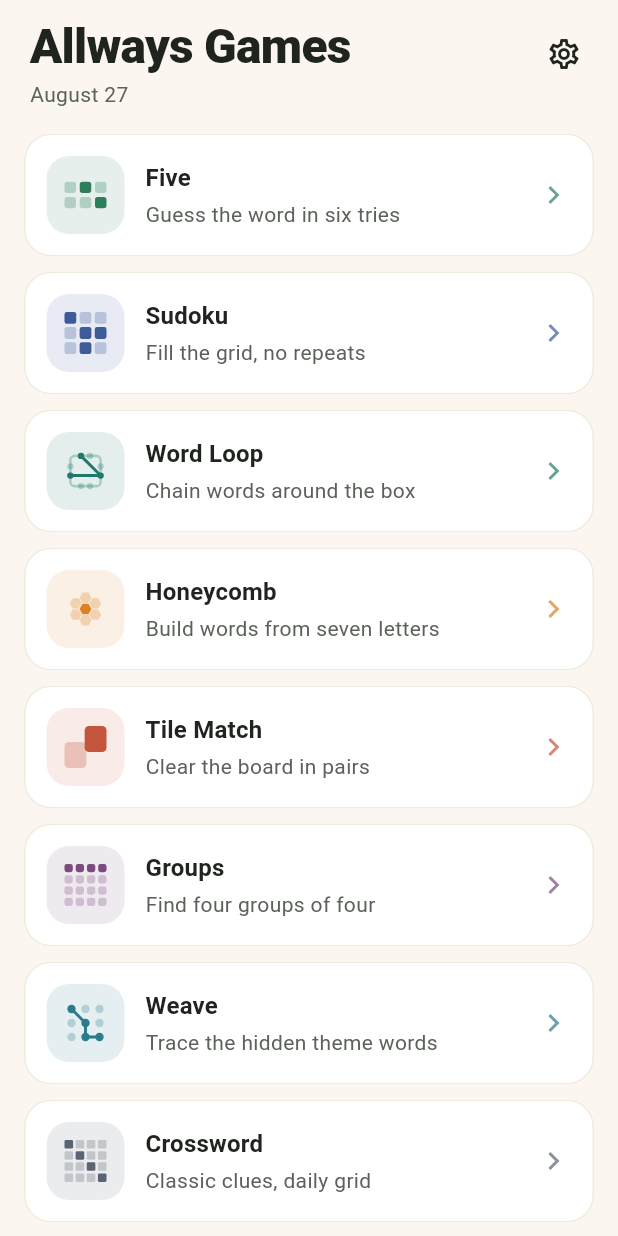
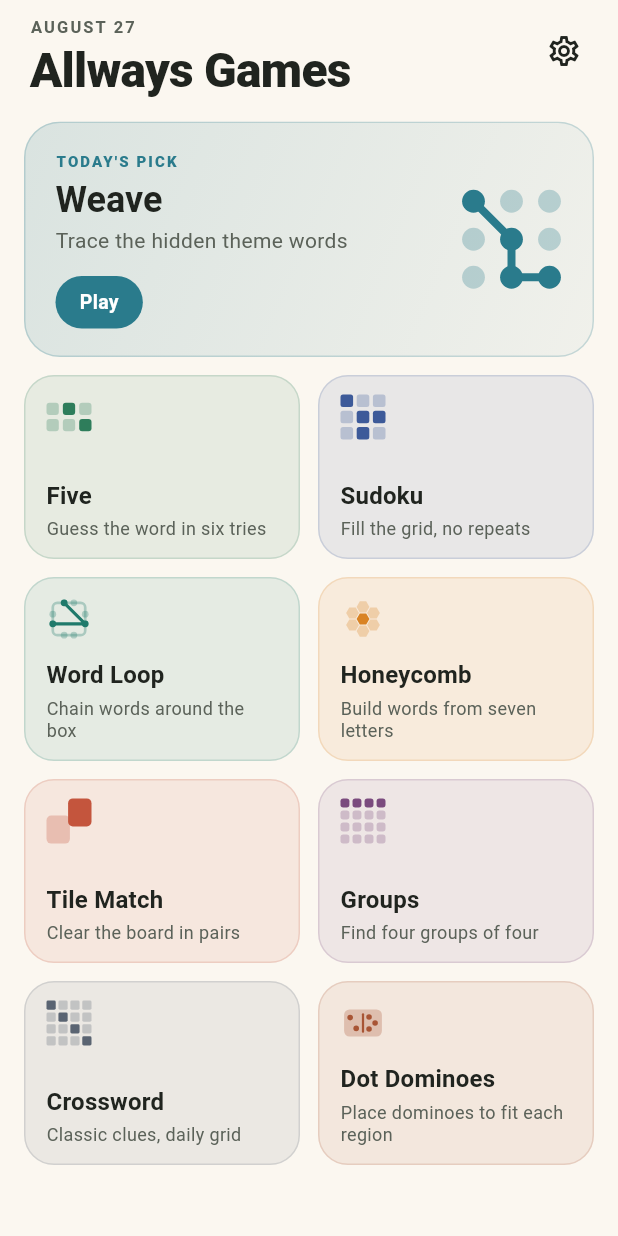
Before and after one commit to avirusai1/allways-games, a Flutter app: the screen it shows after launch, on a phone screen of 412 x 824 dp. Run offline on Flutter 3.47's test engine with Material 3 defaults, Android fonts, the phone set to English and light mode, and no system bars; our stand-ins replace flutter_riverpod, google_mobile_ads, in_app_purchase, isar_community, share_plus, shared_preferences; accounts and stored records are empty; generated files the repository leaves out were written again; network calls fail; project files that could hold a hidden picture were left out.

Commit message:
Lift the keyboard off the gesture bar, and rebuild the hub as a bento
The on-screen keyboard sat 8px from the bottom, which put the ENTER row
directly on the system gesture bar: awkward to hit, and easy to turn into
a back-swipe by accident. It now clears the bar by 22px and the keys grew
from 44 to 48 high. Fixed in the shared widget, so Five and Crossword both
get it.

The hub was a list of white rows, which reads as a settings screen rather
than somewhere you go to play. Replaced with a bento:

- One game takes a wide card as the day's opener, with its glyph at 76px
  where it works as an image rather than an icon. The slot rotates by
  date, so the hub is not identical every morning and every game gets a
  turn at the top.
- The rest sit in a two-column mosaic, each washed in its own accent
  rather than white, so the board reads as nine distinct games instead of
  nine entries.
- Cards are proportioned to their content: all nine now fit on one screen
  where the list showed seven and the original grid showed four.

298 tests passing; both changes checked on device.

Co-Authored-By: Claude Opus 5 <noreply@anthropic.com>

```diff
--- a/lib/hub/home_screen.dart
+++ b/lib/hub/home_screen.dart
@@ -23,6 +23,13 @@ const List<String> _monthNames = [
 String _todayLabel(DateTime date) =>
     '${_monthNames[date.month - 1]} ${date.day}';
 
+/// The hub.
+///
+/// A plain list of rows read as a settings screen rather than somewhere
+/// you go to play. This is a bento instead: one game gets a wide card as
+/// the day's opener, the rest sit in a two-column mosaic, and every tile
+/// is washed in its own colour so the board reads as nine distinct games
+/// rather than nine entries.
 class HomeScreen extends StatelessWidget {
   const HomeScreen({super.key});
 
@@ -31,47 +38,65 @@ class HomeScreen extends StatelessWidget {
     final playable = gameCatalog.where((g) => g.enabled).toList();
     final upcoming = gameCatalog.where((g) => !g.enabled).toList();
 
+    // The featured slot rotates by date, so the hub is not identical
+    // every morning and every game gets its turn at the top.
+    final today = DateTime.now();
+    final featured = playable.isEmpty
+        ? null
+        : playable[today.difference(DateTime(2024)).inDays % playable.length];
+    final rest = playable.where((g) => g != featured).toList();
+
     return Scaffold(
       bottomNavigationBar: const SafeArea(child: BannerAdSlot()),
       body: SafeArea(
         child: CustomScrollView(
           slivers: [
             const SliverToBoxAdapter(child: _Header()),
+            if (featured != null)
               SliverPadding(
-              padding: const EdgeInsets.fromLTRB(16, 4, 16, 8),
-              sliver: SliverList.separated(
-                itemCount: playable.length,
-                separatorBuilder: (_, _) => const SizedBox(height: 10),
-                itemBuilder: (context, index) => _GameTile(
-                  entry: playable[index],
-                  onTap: () => _openGame(context, playable[index].id),
-                ),
-              ),
-            ),
-            if (upcoming.isNotEmpty) ...[
-              SliverPadding(
-                padding: const EdgeInsets.fromLTRB(20, 12, 20, 8),
+                padding: const EdgeInsets.fromLTRB(16, 0, 16, 12),
                 sliver: SliverToBoxAdapter(
-                  child: Text(
-                    'COMING SOON',
-                    style: Theme.of(context).textTheme.bodyMedium?.copyWith(
-                          letterSpacing: 1.2,
-                          fontWeight: FontWeight.w700,
-                          fontSize: 11,
-                        ),
+                  child: _FeaturedCard(
+                    entry: featured,
+                    onTap: () => _openGame(context, featured.id),
                   ),
                 ),
               ),
             SliverPadding(
-                padding: const EdgeInsets.fromLTRB(16, 0, 16, 20),
-                sliver: SliverList.separated(
-                  itemCount: upcoming.length,
-                  separatorBuilder: (_, _) => const SizedBox(height: 10),
-                  itemBuilder: (context, index) =>
-                      _GameTile(entry: upcoming[index], onTap: null),
+              padding: const EdgeInsets.fromLTRB(16, 0, 16, 8),
+              sliver: SliverGrid(
+                gridDelegate: const SliverGridDelegateWithFixedCrossAxisCount(
+                  crossAxisCount: 2,
+                  mainAxisSpacing: 12,
+                  crossAxisSpacing: 12,
+                  childAspectRatio: 1.5,
+                ),
+                delegate: SliverChildBuilderDelegate(
+                  (context, index) => _GameCard(
+                    entry: rest[index],
+                    onTap: () => _openGame(context, rest[index].id),
+                  ),
+                  childCount: rest.length,
                 ),
               ),
-            ],
+            ),
+            if (upcoming.isNotEmpty)
+              SliverPadding(
+                padding: const EdgeInsets.fromLTRB(16, 8, 16, 20),
+                sliver: SliverGrid(
+                  gridDelegate: const SliverGridDelegateWithFixedCrossAxisCount(
+                    crossAxisCount: 2,
+                    mainAxisSpacing: 12,
+                    crossAxisSpacing: 12,
+                    childAspectRatio: 1.5,
+                  ),
+                  delegate: SliverChildBuilderDelegate(
+                    (context, index) =>
+                        _GameCard(entry: upcoming[index], onTap: null),
+                    childCount: upcoming.length,
+                  ),
+                ),
+              ),
           ],
         ),
       ),
@@ -85,7 +110,7 @@ class _Header extends StatelessWidget {
   @override
   Widget build(BuildContext context) {
     return Padding(
-      padding: const EdgeInsets.fromLTRB(20, 12, 12, 12),
+      padding: const EdgeInsets.fromLTRB(20, 10, 12, 14),
       child: Row(
         crossAxisAlignment: CrossAxisAlignment.start,
         children: [
@@ -94,13 +119,17 @@ class _Header extends StatelessWidget {
               crossAxisAlignment: CrossAxisAlignment.start,
               children: [
                 Text(
-                  'Allways Games',
-                  style: Theme.of(context).textTheme.displaySmall,
+                  _todayLabel(DateTime.now()).toUpperCase(),
+                  style: Theme.of(context).textTheme.bodyMedium?.copyWith(
+                        fontSize: 11,
+                        letterSpacing: 1.4,
+                        fontWeight: FontWeight.w700,
+                      ),
                 ),
                 const SizedBox(height: 2),
                 Text(
-                  _todayLabel(DateTime.now()),
-                  style: Theme.of(context).textTheme.bodyMedium,
+                  'Allways Games',
+                  style: Theme.of(context).textTheme.displaySmall,
                 ),
               ],
             ),
@@ -135,13 +164,104 @@ void _openGame(BuildContext context, String gameId) {
   Navigator.of(context).push(MaterialPageRoute(builder: (_) => screen));
 }
 
-/// One game, as a row rather than a card in a grid.
-///
-/// The grid of tall cards wasted most of its height on empty space below
-/// two lines of text. A row sizes itself to its content, fits more games
-/// on screen at once, and gives the tagline room to sit on one line.
-class _GameTile extends StatelessWidget {
-  const _GameTile({required this.entry, required this.onTap});
+/// The day's opener: full width, its glyph big enough to be an image
+/// rather than an icon.
+class _FeaturedCard extends StatelessWidget {
+  const _FeaturedCard({required this.entry, required this.onTap});
+
+  final GameCatalogEntry entry;
+  final VoidCallback onTap;
+
+  @override
+  Widget build(BuildContext context) {
+    final accent = entry.accent;
+
+    return Material(
+      color: Colors.transparent,
+      borderRadius: BorderRadius.circular(24),
+      child: InkWell(
+        borderRadius: BorderRadius.circular(24),
+        onTap: onTap,
+        child: Ink(
+          decoration: BoxDecoration(
+            borderRadius: BorderRadius.circular(24),
+            gradient: LinearGradient(
+              begin: Alignment.topLeft,
+              end: Alignment.bottomRight,
+              colors: [
+                accent.withValues(alpha: 0.16),
+                accent.withValues(alpha: 0.05),
+              ],
+            ),
+            border: Border.all(color: accent.withValues(alpha: 0.22)),
+          ),
+          child: Padding(
+            padding: const EdgeInsets.fromLTRB(20, 18, 16, 18),
+            child: Row(
+              children: [
+                Expanded(
+                  child: Column(
+                    crossAxisAlignment: CrossAxisAlignment.start,
+                    mainAxisSize: MainAxisSize.min,
+                    children: [
+                      Text(
+                        "TODAY'S PICK",
+                        style: Theme.of(context).textTheme.bodyMedium?.copyWith(
+                              fontSize: 10,
+                              letterSpacing: 1.4,
+                              fontWeight: FontWeight.w800,
+                              color: accent,
+                            ),
+                      ),
+                      const SizedBox(height: 6),
+                      Text(
+                        entry.displayName,
+                        style: Theme.of(context)
+                            .textTheme
+                            .headlineMedium
+                            ?.copyWith(height: 1.1),
+                      ),
+                      const SizedBox(height: 4),
+                      Text(
+                        entry.tagline,
+                        style: Theme.of(context).textTheme.bodyMedium,
+                      ),
+                      const SizedBox(height: 14),
+                      Container(
+                        padding: const EdgeInsets.symmetric(
+                          horizontal: 16,
+                          vertical: 8,
+                        ),
+                        decoration: BoxDecoration(
+                          color: accent,
+                          borderRadius: BorderRadius.circular(30),
+                        ),
+                        child: const Text(
+                          'Play',
+                          style: TextStyle(
+                            color: Colors.white,
+                            fontWeight: FontWeight.w700,
+                            fontSize: 13,
+                          ),
+                        ),
+                      ),
+                    ],
+                  ),
+                ),
+                const SizedBox(width: 12),
+                GameGlyph(gameId: entry.id, colour: accent, size: 76),
+              ],
+            ),
+          ),
+        ),
+      ),
+    );
+  }
+}
+
+/// One game in the mosaic.
+class _GameCard extends StatelessWidget {
+  const _GameCard({required this.entry, required this.onTap});
 
   final GameCatalogEntry entry;
   final VoidCallback? onTap;
@@ -152,76 +272,64 @@ class _GameTile extends StatelessWidget {
     final accent = entry.accent;
 
     return Material(
-      color: AppColors.surface,
-      borderRadius: BorderRadius.circular(18),
+      color: Colors.transparent,
+      borderRadius: BorderRadius.circular(20),
       child: InkWell(
-        borderRadius: BorderRadius.circular(18),
+        borderRadius: BorderRadius.circular(20),
         onTap: onTap,
         child: Ink(
           decoration: BoxDecoration(
-            borderRadius: BorderRadius.circular(18),
-            border: Border.all(color: AppColors.surfaceAlt),
+            color: accent.withValues(alpha: enabled ? 0.10 : 0.05),
+            borderRadius: BorderRadius.circular(20),
+            border: Border.all(
+              color: accent.withValues(alpha: enabled ? 0.18 : 0.10),
+            ),
           ),
           child: Padding(
-            padding: const EdgeInsets.all(14),
-            child: Row(
+            padding: const EdgeInsets.fromLTRB(14, 12, 14, 12),
+            child: Column(
+              crossAxisAlignment: CrossAxisAlignment.start,
               children: [
-                Container(
-                  width: 52,
-                  height: 52,
-                  decoration: BoxDecoration(
-                    // A wash of the game's own colour, so each tile carries
-                    // its identity without shouting.
-                    color: accent.withValues(alpha: enabled ? 0.12 : 0.07),
-                    borderRadius: BorderRadius.circular(15),
+                Row(
+                  crossAxisAlignment: CrossAxisAlignment.start,
+                  children: [
+                    GameGlyph(
+                      gameId: entry.id,
+                      colour: enabled ? accent : accent.withValues(alpha: 0.45),
+                      size: 30,
                     ),
-                  child: Center(
-                    child: GameGlyph(
-                      gameId: entry.id,
-                      colour:
-                          enabled ? accent : accent.withValues(alpha: 0.45),
-                      size: 28,
+                    const Spacer(),
+                    if (!enabled)
+                      Text(
+                        'SOON',
+                        style: Theme.of(context).textTheme.bodyMedium?.copyWith(
+                              fontSize: 9,
+                              letterSpacing: 0.8,
+                              fontWeight: FontWeight.w800,
                             ),
                       ),
+                  ],
                 ),
-                const SizedBox(width: 14),
-                Expanded(
-                  child: Column(
-                    crossAxisAlignment: CrossAxisAlignment.start,
-                    mainAxisSize: MainAxisSize.min,
-                    children: [
+                const Spacer(),
                 Text(
                   entry.displayName,
-                        style:
-                            Theme.of(context).textTheme.titleMedium?.copyWith(
+                  style: Theme.of(context).textTheme.titleMedium?.copyWith(
                         color: enabled
                             ? AppColors.textPrimary
                             : AppColors.textSecondary,
                       ),
+                  maxLines: 1,
+                  overflow: TextOverflow.ellipsis,
                 ),
                 const SizedBox(height: 2),
                 Text(
                   entry.tagline,
-                        style: Theme.of(context).textTheme.bodyMedium,
+                  style: Theme.of(context)
+                      .textTheme
+                      .bodyMedium
+                      ?.copyWith(fontSize: 12, height: 1.25),
                   maxLines: 2,
                   overflow: TextOverflow.ellipsis,
-                      ),
-                    ],
-                  ),
-                ),
-                const SizedBox(width: 8),
-                if (enabled)
-                  Icon(
-                    Icons.chevron_right,
-                    color: accent.withValues(alpha: 0.7),
-                  )
-                else
-                  Text(
-                    'Soon',
-                    style: Theme.of(context).textTheme.bodyMedium?.copyWith(
-                          fontWeight: FontWeight.w700,
-                          fontSize: 11,
-                        ),
                 ),
               ],
             ),
--- a/lib/shared_game_kit/keyboard/on_screen_keyboard.dart
+++ b/lib/shared_game_kit/keyboard/on_screen_keyboard.dart
@@ -26,7 +26,14 @@ class OnScreenKeyboard extends StatelessWidget {
 
   @override
   Widget build(BuildContext context) {
-    return Column(
+    // Every game screen wraps this in a SafeArea, so the system gesture
+    // inset is already gone by the time we get here. This is the extra
+    // breathing room on top of it: flush against the gesture bar the
+    // ENTER row is awkward to hit and easy to turn into a back-swipe by
+    // accident, which costs more than the space does.
+    return Padding(
+      padding: const EdgeInsets.only(bottom: 22),
+      child: Column(
         mainAxisSize: MainAxisSize.min,
         children: [
           _keyRow(context, _row1),
@@ -52,6 +59,7 @@ class OnScreenKeyboard extends StatelessWidget {
             ],
           ),
         ],
+      ),
     );
   }
 
@@ -87,8 +95,8 @@ class _LetterKey extends StatelessWidget {
           borderRadius: BorderRadius.circular(8),
           onTap: onTap,
           child: Container(
-            width: 32,
-            height: 44,
+            width: 34,
+            height: 48,
             alignment: Alignment.center,
             child: Text(
               letter,
@@ -140,7 +148,7 @@ class _ActionKey extends StatelessWidget {
             borderRadius: BorderRadius.circular(8),
             onTap: onTap,
             child: Container(
-              height: 44,
+              height: 48,
               alignment: Alignment.center,
               child: child ??
                   Text(
```
Lines whose indentation alone changed are shown as unchanged.
